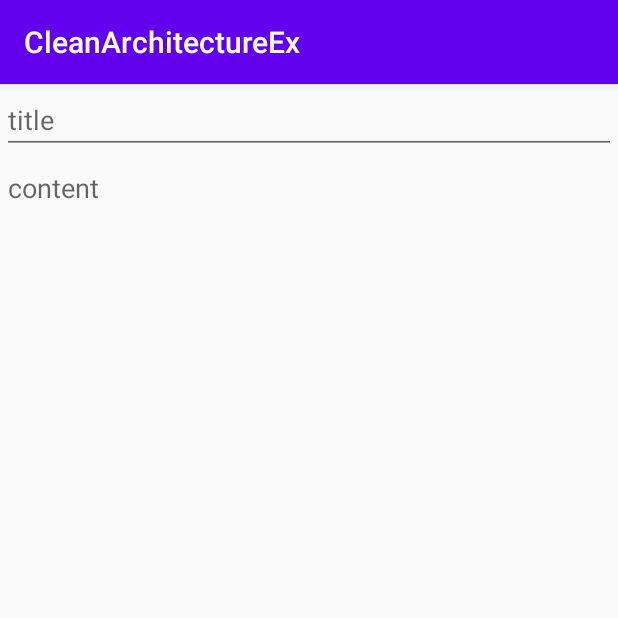
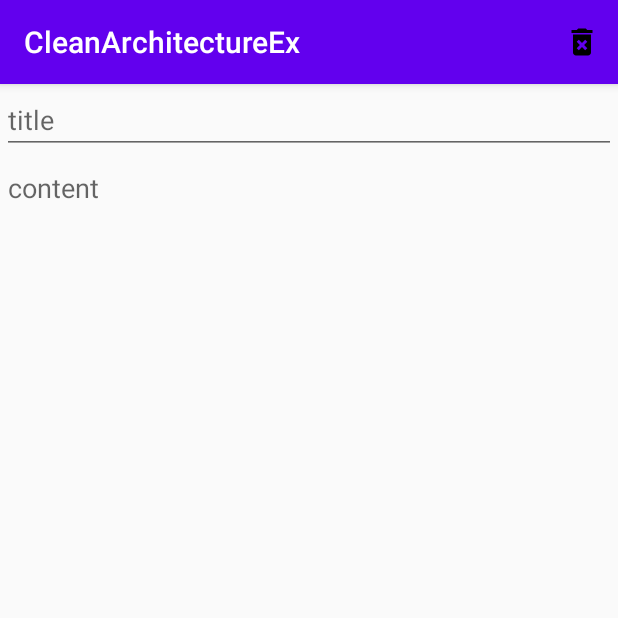
Before and after one commit to foreknowledge/MemorieNotes, an Android app: the NoteFragment screen opened through its navigation route, on a phone screen of 412 x 824 dp, the top half of it. Run offline under Robolectric (Android 15) with nearby library versions, the phone set to English and light mode, and no system bars; our stand-ins replace Room's generated code.

Commit message:
Note Delete 기능 추가

```diff
--- a/app/src/main/java/com/foreknowledge/cleanarchitectureex/presentation/NoteFragment.kt
+++ b/app/src/main/java/com/foreknowledge/cleanarchitectureex/presentation/NoteFragment.kt
@@ -1,11 +1,10 @@
 package com.foreknowledge.cleanarchitectureex.presentation
 
+import android.app.AlertDialog
 import android.content.Context
 import android.os.Bundle
+import android.view.*
 import androidx.fragment.app.Fragment
-import android.view.LayoutInflater
-import android.view.View
-import android.view.ViewGroup
 import android.view.inputmethod.InputMethodManager
 import android.widget.EditText
 import android.widget.TextView
@@ -24,6 +23,11 @@ class NoteFragment : Fragment() {
     private var noteId = 0L
     private lateinit var viewModel: NoteViewModel
     private var currentNote = Note("", "", 0L, 0L)
+
+    override fun onCreate(savedInstanceState: Bundle?) {
+        super.onCreate(savedInstanceState)
+        setHasOptionsMenu(true)
+    }
 
     override fun onCreateView(
         inflater: LayoutInflater, container: ViewGroup?,
@@ -93,4 +97,27 @@ class NoteFragment : Fragment() {
     }
 
     private fun EditText.isNotBlank() = text.toString().isNotBlank()
+
+    override fun onCreateOptionsMenu(menu: Menu, inflater: MenuInflater) {
+        inflater.inflate(R.menu.note_menu, menu)
+        super.onCreateOptionsMenu(menu, inflater)
+    }
+
+    override fun onOptionsItemSelected(item: MenuItem): Boolean {
+        when (item.itemId) {
+            R.id.deleteNote -> {
+                if (context != null && noteId != 0L) {
+                    AlertDialog.Builder(context)
+                        .setTitle("Delete note")
+                        .setMessage("Are you sure you want to delete this note?")
+                        .setPositiveButton("Yes") { _ , _ -> viewModel.deleteNote(currentNote) }
+                        .setNegativeButton("No") { _ , _ -> }
+                        .create()
+                        .show()
+                }
+            }
+        }
+
+        return true
+    }
 }
--- /dev/null
+++ b/app/src/main/res/drawable/ic_delete.xml
@@ -0,0 +1,9 @@
+<vector xmlns:android="http://schemas.android.com/apk/res/android"
+        android:width="24dp"
+        android:height="24dp"
+        android:viewportWidth="24.0"
+        android:viewportHeight="24.0">
+    <path
+        android:fillColor="#FF000000"
+        android:pathData="M6,19c0,1.1 0.9,2 2,2h8c1.1,0 2,-0.9 2,-2L18,7L6,7v12zM8.46,11.88l1.41,-1.41L12,12.59l2.12,-2.12 1.41,1.41L13.41,14l2.12,2.12 -1.41,1.41L12,15.41l-2.12,2.12 -1.41,-1.41L10.59,14l-2.13,-2.12zM15.5,4l-1,-1h-5l-1,1L5,4v2h14L19,4z"/>
+</vector>
--- /dev/null
+++ b/app/src/main/res/menu/note_menu.xml
@@ -0,0 +1,10 @@
+<?xml version="1.0" encoding="utf-8"?>
+<menu xmlns:android="http://schemas.android.com/apk/res/android"
+    xmlns:app="http://schemas.android.com/apk/res-auto">
+    <item
+        android:id="@+id/deleteNote"
+        android:icon="@drawable/ic_delete"
+        app:showAsAction="always"
+        android:title="@string/delete_note"
+        />
+</menu>
--- a/app/src/main/res/values/strings.xml
+++ b/app/src/main/res/values/strings.xml
@@ -5,4 +5,5 @@
     <string name="hello_blank_fragment">Hello blank fragment</string>
     <string name="hint_title">title</string>
     <string name="hint_content">content</string>
+    <string name="delete_note">Delete note</string>
 </resources>
```
Also changed, not shown: app/src/main/java/com/foreknowledge/cleanarchitectureex/framework/NoteViewModel.kt (+7 -0 lines).
